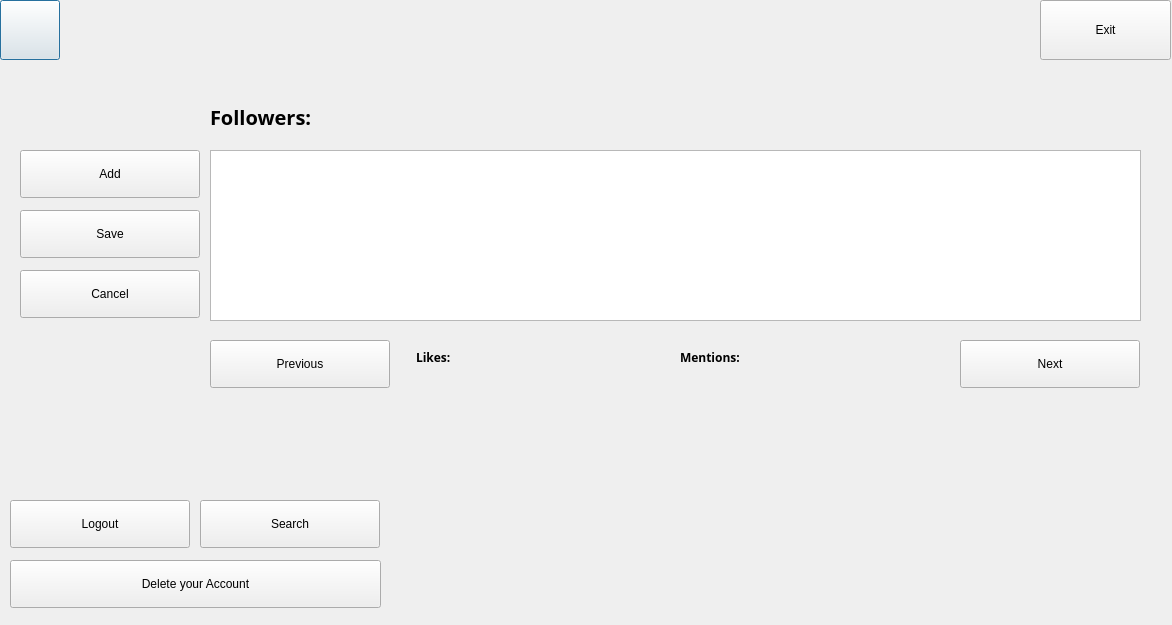
Before: the Qt Designer form Project/windowper.ui in DKeshavarz/AP-GUI, drawn with Qt 5.
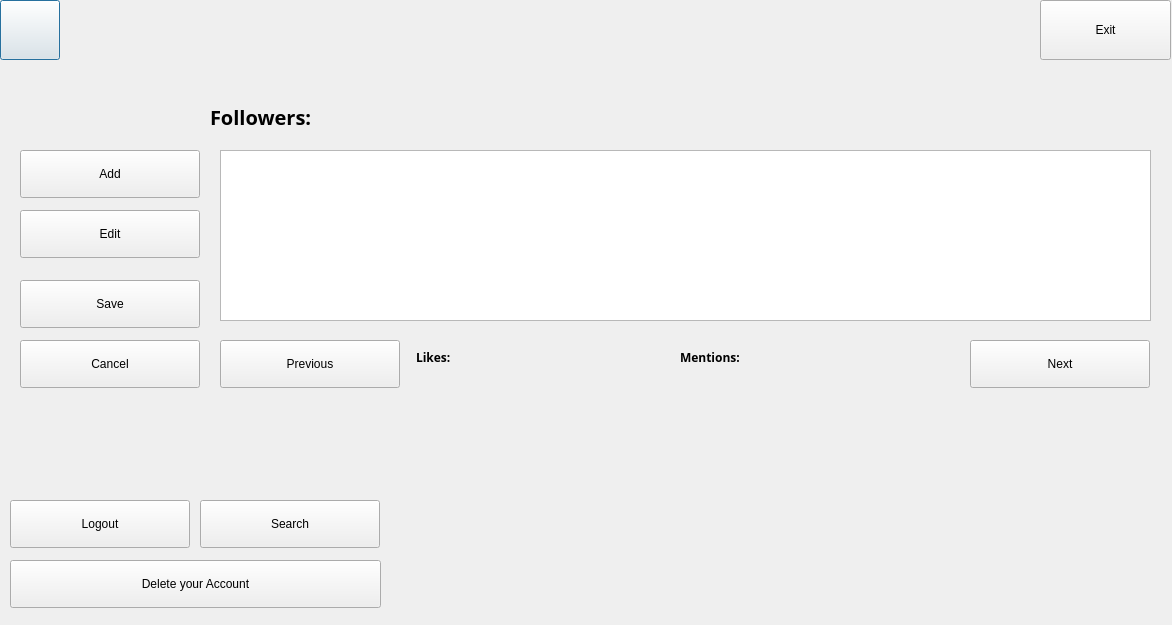
After: the same form once the commit is applied. Icons and pictures are not drawn.

Commit message: add edit button and visible and unvisible password and save the headercolor

What changed in the file:
```diff
--- a/Project/windowper.ui
+++ b/Project/windowper.ui
@@ -189,7 +189,7 @@
   <widget class="QPlainTextEdit" name="tweetTxt">
    <property name="geometry">
     <rect>
-     <x>210</x>
+     <x>220</x>
      <y>150</y>
      <width>931</width>
      <height>171</height>
@@ -200,7 +200,7 @@
    <property name="geometry">
     <rect>
      <x>20</x>
-     <y>210</y>
+     <y>280</y>
      <width>180</width>
      <height>48</height>
     </rect>
@@ -226,7 +226,7 @@
    <property name="geometry">
     <rect>
      <x>20</x>
-     <y>270</y>
+     <y>340</y>
      <width>180</width>
      <height>48</height>
     </rect>
@@ -241,7 +241,7 @@
   <widget class="QPushButton" name="pushButton">
    <property name="geometry">
     <rect>
-     <x>960</x>
+     <x>970</x>
      <y>340</y>
      <width>180</width>
      <height>48</height>
@@ -267,7 +267,7 @@
   <widget class="QPushButton" name="pushButton_2">
    <property name="geometry">
     <rect>
-     <x>210</x>
+     <x>220</x>
      <y>340</y>
      <width>180</width>
      <height>48</height>
@@ -351,6 +351,32 @@
     <string>Followers:</string>
    </property>
   </widget>
+  <widget class="QPushButton" name="editBtn">
+   <property name="geometry">
+    <rect>
+     <x>20</x>
+     <y>210</y>
+     <width>180</width>
+     <height>48</height>
+    </rect>
+   </property>
+   <property name="cursor">
+    <cursorShape>PointingHandCursor</cursorShape>
+   </property>
+   <property name="text">
+    <string>Edit</string>
+   </property>
+   <property name="icon">
+    <iconset resource="Resours/Recours.qrc">
+     <normaloff>:/icon/icons8-edit-96.png</normaloff>:/icon/icons8-edit-96.png</iconset>
+   </property>
+   <property name="iconSize">
+    <size>
+     <width>50</width>
+     <height>50</height>
+    </size>
+   </property>
+  </widget>
  </widget>
  <resources>
   <include location="Resours/Recours.qrc"/>
```
The commit also changes 16 other files.
